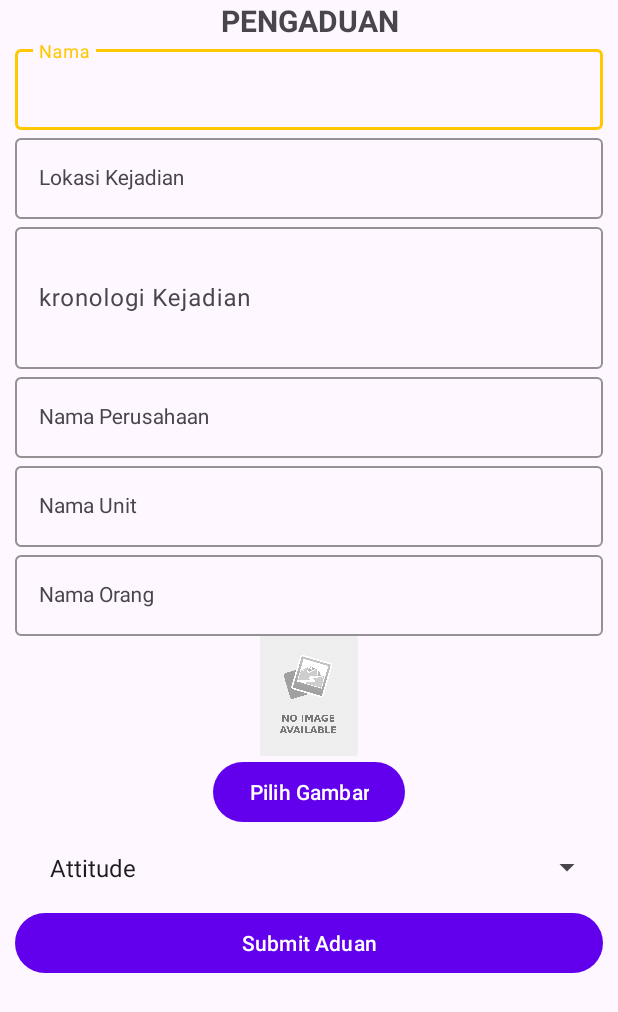
After one commit to satriam/APPHSE, an Android app: the PengaduanActivity screen opened directly, with no data from a screen before it, on a phone screen of 412 x 824 dp. The commit adds this screen. Shown: the top 1012 px of the screen. Run offline under Robolectric (Android 15) with nearby library versions, the phone set to English and light mode, and no system bars; network calls fail.

Commit message:
18092023-penambahan fitur

```diff
--- a/app/src/main/AndroidManifest.xml
+++ b/app/src/main/AndroidManifest.xml
@@ -19,6 +19,9 @@
         android:theme="@style/Theme.HSEApp"
         android:usesCleartextTraffic="true"
         tools:targetApi="31">
+        <activity
+            android:name=".PengaduanActivity"
+            android:exported="false" />
         <activity
             android:name=".safetyTalkActivity"
             android:exported="false" />
--- a/app/src/main/java/com/example/hseapp/LoginActivity.kt
+++ b/app/src/main/java/com/example/hseapp/LoginActivity.kt
@@ -27,6 +27,12 @@ class LoginActivity : AppCompatActivity() {
         onStart()
         checklogin()
         auth()
+
+        val pengaduan = findViewById<Button>(R.id.pengaduan)
+        pengaduan.setOnClickListener{
+            val intent = Intent(this@LoginActivity, PengaduanActivity::class.java)
+            startActivity(intent)
+        }
     }
     private fun checklogin(){
         if (sessionManager.isLogin()!! ){
--- /dev/null
+++ b/app/src/main/java/com/example/hseapp/PengaduanActivity.kt
@@ -0,0 +1,74 @@
+package com.example.hseapp
+
+import androidx.appcompat.app.AppCompatActivity
+import android.os.Bundle
+import android.widget.Button
+import android.widget.EditText
+import android.widget.ImageView
+import android.widget.Spinner
+import android.widget.Toast
+import com.google.android.material.textfield.TextInputEditText
+
+class PengaduanActivity : AppCompatActivity() {
+
+    private lateinit var  nama:TextInputEditText
+    private lateinit var  Lokasi:TextInputEditText
+    private lateinit var  Kronologi:EditText
+    private lateinit var  Nmperusahaan:TextInputEditText
+    private lateinit var  Nmunit:TextInputEditText
+    private lateinit var  Nmorg:TextInputEditText
+    private lateinit var  gambar:ImageView
+    private lateinit var  spinner:Spinner
+    private lateinit var  submit:Button
+    override fun onCreate(savedInstanceState: Bundle?) {
+        super.onCreate(savedInstanceState)
+        setContentView(R.layout.activity_pengaduan)
+
+        init()
+        submit.setOnClickListener {
+            validation()
+        }
+    }
+
+
+    fun init(){
+        nama = findViewById(R.id.namaet)
+        Lokasi = findViewById(R.id.lokasiet)
+        Kronologi = findViewById(R.id.kronologiet)
+        Nmperusahaan = findViewById(R.id.nmperusahaanet)
+        Nmunit = findViewById(R.id.nmunitet)
+        Nmorg = findViewById(R.id.nmoranget)
+        gambar = findViewById(R.id.gmbrpengaduan)
+        spinner = findViewById(R.id.spinner)
+        submit = findViewById(R.id.Submit)
+    }
+
+    private fun validation(){
+        val nm = nama.text.toString()
+        val lokasi = Lokasi.text.toString()
+        val kronologi = Kronologi.text.toString()
+        val nmperusahaan = Nmperusahaan.text.toString()
+        val nmunit = Nmunit.text.toString()
+        val nmorg = Nmorg.text.toString()
+
+        if (nm.isEmpty()){
+            nama.setError("Nama Tidak boleh Kosong")
+        }else if (lokasi.isEmpty()){
+            Lokasi.setError("Lokasi Tidak boleh Kosong")
+        }else if (kronologi.isEmpty()){
+            Kronologi.setError("Kronologi Tidak boleh Kosong")
+        }else if (nmperusahaan.isEmpty()){
+            Nmperusahaan.setError("Nama Perusahaan Tidak boleh Kosong")
+        }else if (nmunit.isEmpty()){
+            Nmunit.setError("Nama Unit Tidak boleh Kosong")
+        }else if (nmorg.isEmpty()){
+            Nmorg.setError("Nama Orang Tidak boleh Kosong")
+        }else{
+            action()
+        }
+    }
+
+    private fun action(){
+        Toast.makeText(this, "BERHASIL MELAKUKAN PENGADUAN", Toast.LENGTH_SHORT).show()
+    }
+}
--- a/app/src/main/java/com/example/hseapp/adapter/AdapterLoading.kt
+++ b/app/src/main/java/com/example/hseapp/adapter/AdapterLoading.kt
@@ -1,8 +1,10 @@
 package com.example.hseapp.adapter
 
+import android.net.Uri
 import android.view.LayoutInflater
 import android.view.View
 import android.view.ViewGroup
+import android.widget.ImageView
 import android.widget.TextView
 import androidx.recyclerview.widget.RecyclerView
 import com.example.hseapp.R
@@ -22,6 +24,7 @@ class AdapterLoading(private val dataList: List<Data>): RecyclerView.Adapter<Ada
 
         holder.tanggal.text = data.attributes.tanggal
         holder.lokasi.text = "User ID: ${data.attributes.userId}"
+//        holder.img.setImageURI(Uri.parse(data.attributes.image1))
     }
 
     override fun getItemCount(): Int = dataList.size
@@ -30,6 +33,7 @@ class AdapterLoading(private val dataList: List<Data>): RecyclerView.Adapter<Ada
         val context = itemView.context
         val tanggal: TextView = itemView.findViewById(R.id.tanggal)
         val lokasi: TextView = itemView.findViewById(R.id.tv_lokasi)
-        val status: TextView = itemView.findViewById(R.id.tv_status)
+        val img :ImageView = itemView.findViewById(R.id.tv_img)
+
     }
 }
--- a/app/src/main/java/com/example/hseapp/dao/DBHelper.kt
+++ b/app/src/main/java/com/example/hseapp/dao/DBHelper.kt
@@ -71,7 +71,8 @@ class DBHelper(context: Context) :
     }
 
     override fun onUpgrade(db: SQLiteDatabase, oldVersion: Int, newVersion: Int) {
-
+        db.execSQL("DROP TABLE IF EXISTS jawaban")
+        onCreate(db)
     }
 
     fun getAllData(): List<AnswerEntity> {
--- a/app/src/main/java/com/example/hseapp/dataclass/Loading.kt
+++ b/app/src/main/java/com/example/hseapp/dataclass/Loading.kt
@@ -11,5 +11,6 @@ data class Data(
 
 data class Attributes(
     val tanggal: String,
-    val userId: Int
+    val userId: Int,
+    val image1 : String,
 )
--- a/app/src/main/java/com/example/hseapp/retrofit/RetroftInstance.kt
+++ b/app/src/main/java/com/example/hseapp/retrofit/RetroftInstance.kt
@@ -8,7 +8,7 @@ import retrofit2.converter.gson.GsonConverterFactory
 
 
 object RetrofitInstance {
-    const val BASE_URL= "http://192.168.1.25:1337"
+    const val BASE_URL= "http://192.168.1.66:1337"
     fun Create(context: Context): ApiInterface {
         val retrofit= Retrofit.Builder()
             .baseUrl(BASE_URL)
--- a/app/src/main/res/layout/activity_login.xml
+++ b/app/src/main/res/layout/activity_login.xml
@@ -80,7 +80,7 @@
         app:layout_constraintStart_toStartOf="parent"
         app:layout_constraintTop_toBottomOf="@+id/passwordLayout" />
     <androidx.appcompat.widget.AppCompatButton
-        android:id="@+id/button2"
+        android:id="@+id/pengaduan"
         android:layout_width="0dp"
         android:layout_height="wrap_content"
         android:layout_marginHorizontal="16dp"
--- /dev/null
+++ b/app/src/main/res/layout/activity_pengaduan.xml
@@ -0,0 +1,158 @@
+<?xml version="1.0" encoding="utf-8"?>
+<LinearLayout xmlns:android="http://schemas.android.com/apk/res/android"
+    xmlns:app="http://schemas.android.com/apk/res-auto"
+    xmlns:tools="http://schemas.android.com/tools"
+    android:layout_width="match_parent"
+    android:layout_height="match_parent"
+    tools:context=".PengaduanActivity"
+    android:orientation="vertical">
+
+    <TextView
+        android:layout_width="match_parent"
+        android:layout_height="wrap_content"
+        android:text="PENGADUAN"
+        android:textAlignment="center"
+        android:textStyle="bold"
+        android:textSize="20dp"/>
+
+    <com.google.android.material.textfield.TextInputLayout
+        android:id="@+id/lnama"
+        android:layout_width="match_parent"
+        android:layout_height="wrap_content"
+        android:layout_marginLeft="10dp"
+        android:layout_marginRight="10dp"
+        app:boxStrokeColor="@color/yellow"
+        app:hintTextColor="@color/yellow"
+        android:hint="Nama">
+
+        <com.google.android.material.textfield.TextInputEditText
+            android:id="@+id/namaet"
+            style="@style/LoginTextInputInnerFieldStyle"
+            android:layout_width="match_parent"
+            android:layout_height="wrap_content"/>
+    </com.google.android.material.textfield.TextInputLayout>
+
+    <com.google.android.material.textfield.TextInputLayout
+        android:id="@+id/llokasi"
+        android:layout_width="match_parent"
+        android:layout_height="wrap_content"
+        android:layout_marginLeft="10dp"
+        android:layout_marginRight="10dp"
+        app:boxStrokeColor="@color/yellow"
+        app:hintTextColor="@color/yellow"
+        android:hint="Lokasi Kejadian">
+
+        <com.google.android.material.textfield.TextInputEditText
+            android:id="@+id/lokasiet"
+            style="@style/LoginTextInputInnerFieldStyle"
+            android:layout_width="match_parent"
+            android:layout_height="wrap_content"/>
+    </com.google.android.material.textfield.TextInputLayout>
+
+    <com.google.android.material.textfield.TextInputLayout
+        android:id="@+id/lkronologi"
+        android:layout_width="match_parent"
+        android:layout_height="100dp"
+        android:layout_marginLeft="10dp"
+        android:layout_marginRight="10dp"
+        app:boxStrokeColor="@color/yellow"
+        app:hintTextColor="@color/yellow"
+        android:hint="kronologi Kejadian">
+
+        <EditText
+            android:id="@+id/kronologiet"
+            android:layout_width="match_parent"
+            android:layout_height="match_parent"/>
+    </com.google.android.material.textfield.TextInputLayout>
+
+    <com.google.android.material.textfield.TextInputLayout
+        android:id="@+id/lnamaperusahaan"
+        android:layout_width="match_parent"
+        android:layout_height="wrap_content"
+        android:layout_marginLeft="10dp"
+        android:layout_marginRight="10dp"
+        app:boxStrokeColor="@color/yellow"
+        app:hintTextColor="@color/yellow"
+        android:hint="Nama Perusahaan">
+
+        <com.google.android.material.textfield.TextInputEditText
+            android:id="@+id/nmperusahaanet"
+            style="@style/LoginTextInputInnerFieldStyle"
+            android:layout_width="match_parent"
+            android:layout_height="match_parent"/>
+    </com.google.android.material.textfield.TextInputLayout>
+    <com.google.android.material.textfield.TextInputLayout
+        android:id="@+id/lunit"
+        android:layout_width="match_parent"
+        android:layout_height="wrap_content"
+        android:layout_marginLeft="10dp"
+        android:layout_marginRight="10dp"
+        app:boxStrokeColor="@color/yellow"
+        app:hintTextColor="@color/yellow"
+        android:hint="Nama Unit">
+
+        <com.google.android.material.textfield.TextInputEditText
+            android:id="@+id/nmunitet"
+            style="@style/LoginTextInputInnerFieldStyle"
+            android:layout_width="match_parent"
+            android:layout_height="match_parent"/>
+    </com.google.android.material.textfield.TextInputLayout>
+
+
+    <com.google.android.material.textfield.TextInputLayout
+        android:id="@+id/lorang"
+        android:layout_width="match_parent"
+        android:layout_height="wrap_content"
+        android:layout_marginLeft="10dp"
+        android:layout_marginRight="10dp"
+        app:boxStrokeColor="@color/yellow"
+        app:hintTextColor="@color/yellow"
+        android:hint="Nama Orang">
+
+        <com.google.android.material.textfield.TextInputEditText
+            android:id="@+id/nmoranget"
+            style="@style/LoginTextInputInnerFieldStyle"
+            android:layout_width="match_parent"
+            android:layout_height="match_parent"/>
+    </com.google.android.material.textfield.TextInputLayout>
+
+    <ImageView
+        android:id="@+id/gmbrpengaduan"
+        android:layout_width="80dp"
+        android:layout_height="80dp"
+        android:src="@drawable/noimage"
+        android:scaleType="fitCenter"
+        android:layout_gravity="center"
+        />
+
+    <Button
+        android:id="@+id/btnSelectImage2"
+        android:layout_width="wrap_content"
+        android:layout_height="wrap_content"
+        android:text="Pilih Gambar"
+        android:layout_gravity="center"/>
+
+    <Spinner
+        android:id="@+id/spinner"
+        android:layout_width="match_parent"
+        android:layout_height="wrap_content"
+        android:layout_marginLeft="10dp"
+        android:layout_marginRight="10dp"
+        android:padding="15dp"
+        android:entries="@array/aduan"/>
+
+    <Button
+        android:id="@+id/Submit"
+        android:layout_width="match_parent"
+        android:layout_height="wrap_content"
+        android:layout_marginHorizontal="10dp"
+        android:text="Submit Aduan"
+        android:layout_gravity="center"/>
+
+
+
+
+
+
+
+</LinearLayout>
--- a/app/src/main/res/values/strings.xml
+++ b/app/src/main/res/values/strings.xml
@@ -46,5 +46,12 @@
         <item>MTB</item>
     </string-array>
 
+    <string-array name="aduan">
+        <item>Attitude</item>
+        <item>Disiplin</item>
+        <item>Pelanggaran</item>
+        <item>Fatigue</item>
+    </string-array>
+
 
 </resources>
```
Also changed, not shown: app/src/main/java/com/example/hseapp/DumpingActivity.kt (+29 -0 lines), app/src/main/java/com/example/hseapp/LoadingActivity.kt (+39 -12 lines), app/src/main/res/layout/activity_dumping.xml (+6 -9 lines), app/src/main/res/layout/recent_loading.xml (+19 -1 lines).
